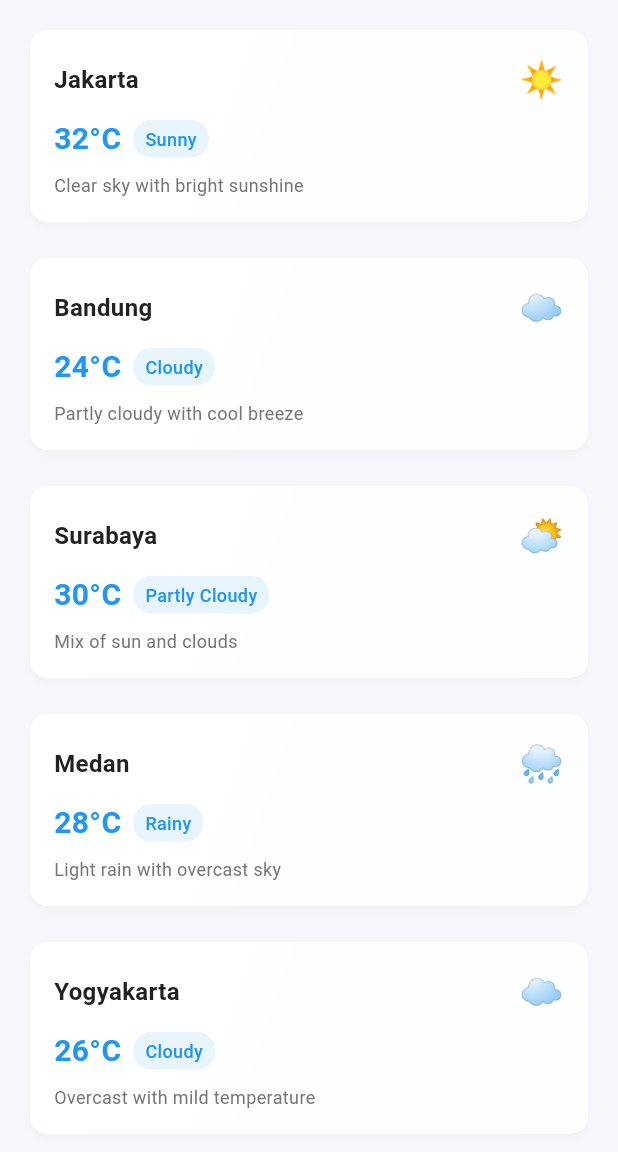
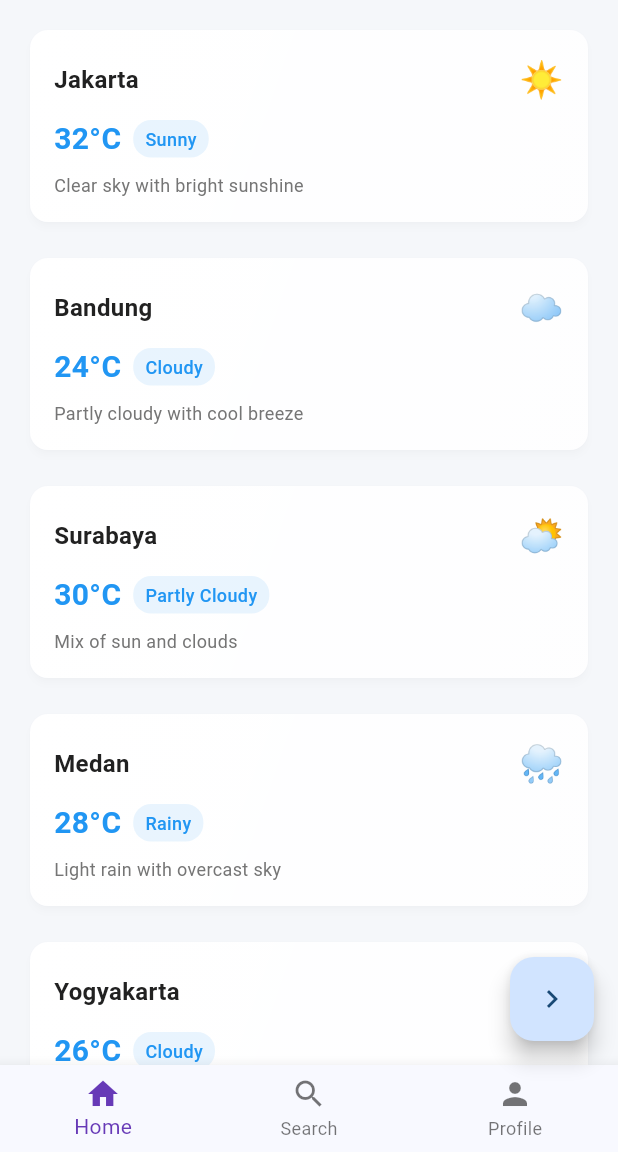
Before and after one commit to putubgs/weather_app_with_adaptive_ui, a Flutter app: the screen it shows after launch, on a phone screen of 412 x 824 dp, the part 84-1236 px from its top. Run offline on Flutter 3.47's test engine with Material 3 defaults, Android fonts, the phone set to English and light mode, and no system bars.

Commit message:
feat: adding navigation

```diff
--- a/lib/screens/weather_home_screen.dart
+++ b/lib/screens/weather_home_screen.dart
@@ -15,6 +15,13 @@ class WeatherHomeScreen extends StatefulWidget {
 class _WeatherHomeScreenState extends State<WeatherHomeScreen> {
   List<WeatherModel> weatherList = [];
   bool isLoading = true;
+  int _selectedIndex = 0;
+
+  static const List<Widget> _pages = [
+    Center(child: Text('Home')),
+    Center(child: Text('Search')),
+    Center(child: Text('Profile')),
+  ];
 
   @override
   void initState() {
@@ -31,11 +38,35 @@ class _WeatherHomeScreenState extends State<WeatherHomeScreen> {
     });
   }
 
+  void _onItemTapped(int index) {
+    setState(() {
+      _selectedIndex = index;
+    });
+  }
+
+  void _navigateToDetail() {
+    Navigator.pushNamed(context, '/detail', arguments: "Hello from Home!");
+  }
+
   @override
   Widget build(BuildContext context) {
     return Scaffold(
       appBar: _buildAppBar(context),
       body: isLoading ? _buildLoadingWidget() : _buildWeatherContent(),
+      bottomNavigationBar: BottomNavigationBar(
+        currentIndex: _selectedIndex,
+        onTap: _onItemTapped,
+        selectedItemColor: Colors.deepPurple,
+        items: const [
+          BottomNavigationBarItem(icon: Icon(Icons.home), label: 'Home'),
+          BottomNavigationBarItem(icon: Icon(Icons.search), label: 'Search'),
+          BottomNavigationBarItem(icon: Icon(Icons.person), label: 'Profile'),
+        ],
+      ),
+      floatingActionButton: FloatingActionButton(
+        onPressed: _navigateToDetail,
+        child: Icon(Icons.navigate_next),
+      ),
     );
   }
 
```
